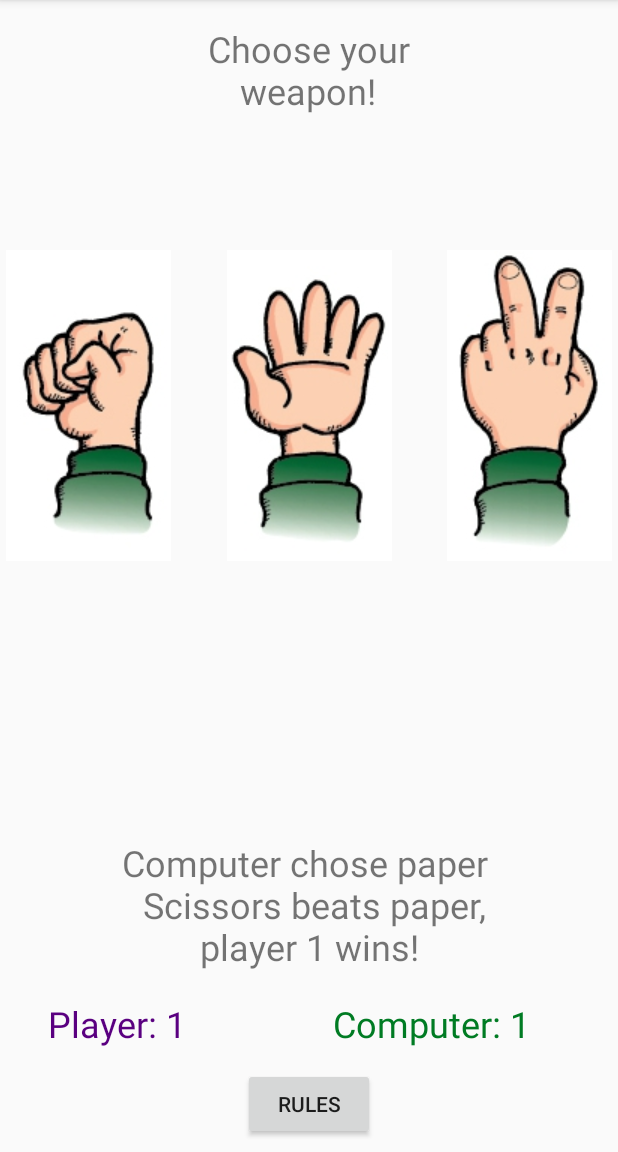
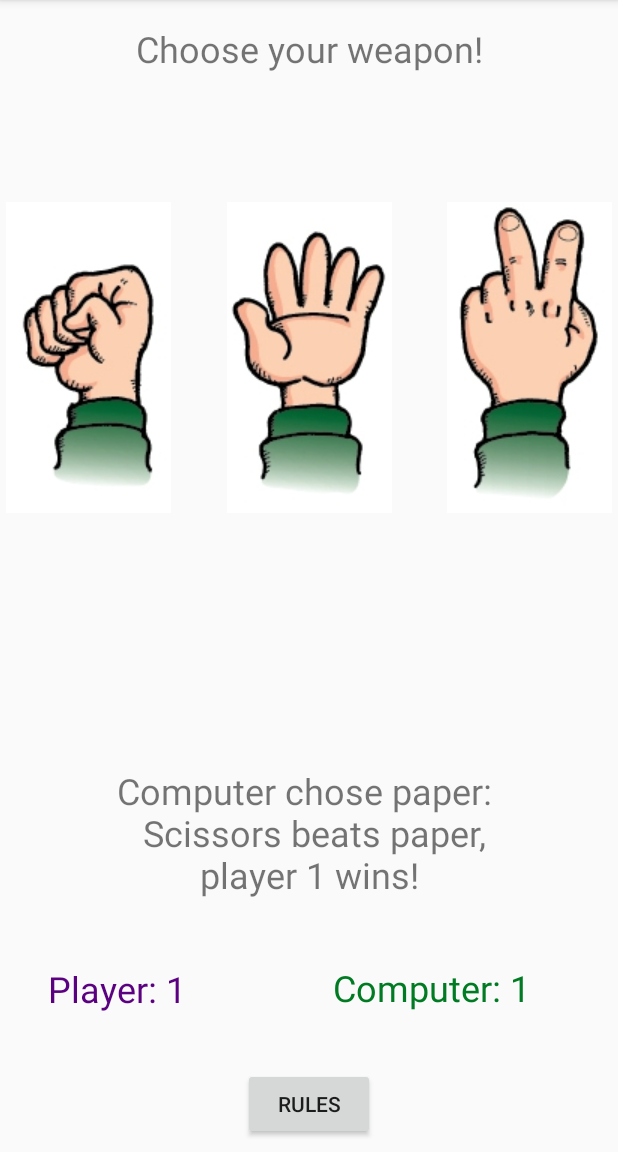
Before and after one commit to markywildtype/rock_paper_scissors_lab_w8d3, an Android app: the screen it shows after launch (RockPaperScissorsActivity), after a tap on an icon or button, on a phone screen of 412 x 824 dp, the part 84-1236 px from its top. Run offline under Robolectric (Android 15) with nearby library versions, the phone set to English and light mode, and no system bars; 3 other taps on this screen came first.

Commit message:
refactored Activity code

```diff
--- a/app/src/main/AndroidManifest.xml
+++ b/app/src/main/AndroidManifest.xml
@@ -17,8 +17,9 @@
             </intent-filter>
         </activity>
         <activity
-            android:name=".RulesActivity"
-            android:parentActivityName=".RockPaperScissorsActivity">
+            android:name=".RulesActivity">
+            <!--android:parentActivityName=".RockPaperScissorsActivity"-->
+
         </activity>
     </application>
 
--- a/app/src/main/java/example/codeclan/com/rockpaperscissors/RockPaperScissors.java
+++ b/app/src/main/java/example/codeclan/com/rockpaperscissors/RockPaperScissors.java
@@ -28,12 +28,12 @@ public class RockPaperScissors {
             return "Computer chose scissors: \n Scissors beats paper, computer wins!";
         } else if(playerHand == "paper" && computerHand == "rock"){
             this.isWon = 1;
-            return "Computer chose rock \n Paper beats rock, player 1 wins!";
+            return "Computer chose rock: \n Paper beats rock, player 1 wins!";
         } else if(playerHand == "scissors" && computerHand == "rock"){
-            return "Computer chose rock \n Rock beats scissors, computer wins!";
+            return "Computer chose rock: \n Rock beats scissors, computer wins!";
         } else if(playerHand == "scissors" && computerHand == "paper"){
             this.isWon = 1;
-            return "Computer chose paper \n Scissors beats paper, player 1 wins!";
+            return "Computer chose paper: \n Scissors beats paper, player 1 wins!";
         } else
             this.isWon = 2;
             return"It's a draw!";
--- a/app/src/main/java/example/codeclan/com/rockpaperscissors/RockPaperScissorsActivity.java
+++ b/app/src/main/java/example/codeclan/com/rockpaperscissors/RockPaperScissorsActivity.java
@@ -23,8 +23,22 @@ public class RockPaperScissorsActivity extends AppCompatActivity {
         playerScore = 0;
     }
 
-    public void onRockButtonClick(View button){
+    public void onRockButtonClick(View button) {
         game = new RockPaperScissors("rock");
+        playGame();
+    }
+
+    public void onPaperButtonClick(View button) {
+        game = new RockPaperScissors("paper");
+        playGame();
+    }
+
+    public void onScissorsButtonClick(View button) {
+        game = new RockPaperScissors("scissors");
+        playGame();
+    }
+
+    public void playGame(){
         String result = game.play();
         game_result = findViewById(R.id.game_result);
         game_result.setText(result);
@@ -33,42 +47,13 @@ public class RockPaperScissorsActivity extends AppCompatActivity {
         } else if(game.gameIsWon() == 0) {
             computerScore += 1;
         }
-        displayScores();
-    }
-
-    public void onPaperButtonClick(View button) {
-        game = new RockPaperScissors("paper");
-        String result = game.play();
-        game_result = findViewById(R.id.game_result);
-        game_result.setText(result);
-        if(game.gameIsWon() == 1){
-            playerScore += 1;
-        } else if(game.gameIsWon() == 0) {
-            computerScore += 1;
-        }
-        displayScores();
-    }
-
-    public void onScissorsButtonClick(View button) {
-        game = new RockPaperScissors("scissors");
-        String result = game.play();
-        game_result = findViewById(R.id.game_result);
-        game_result.setText(result);
-        if(game.gameIsWon() == 1){
-            playerScore += 1;
-        } else if(game.gameIsWon() == 0) {
-            computerScore += 1;
-        }
-        displayScores();
-    }
-
-    public void displayScores(){
         computerScoreBox = findViewById(R.id.computer_score);
         computerScoreBox.setText("Computer: " + String.valueOf(computerScore));
         playersScoreBox = findViewById(R.id.player_score);
         playersScoreBox.setText("Player: " + String.valueOf(playerScore));
     }
 
+
     public void onRulesButtonClick(View button) {
         Intent intent = new Intent(this, RulesActivity.class);
         startActivity(intent);
--- a/app/src/main/res/layout/activity_rock_paper_scissors.xml
+++ b/app/src/main/res/layout/activity_rock_paper_scissors.xml
@@ -9,8 +9,8 @@
 
     <TextView
         android:id="@+id/welcome"
-        android:layout_width="188dp"
-        android:layout_height="68dp"
+        android:layout_width="300dp"
+        android:layout_height="44dp"
         android:layout_marginBottom="8dp"
         android:layout_marginEnd="8dp"
         android:layout_marginStart="8dp"
@@ -29,7 +29,7 @@
         android:id="@+id/game_result"
         android:layout_width="300dp"
         android:layout_height="97dp"
-        android:layout_marginBottom="112dp"
+        android:layout_marginBottom="160dp"
         android:layout_marginEnd="8dp"
         android:layout_marginStart="8dp"
         android:textAlignment="center"
@@ -94,7 +94,7 @@
         app:layout_constraintBottom_toBottomOf="parent"
         app:layout_constraintStart_toStartOf="parent"
         app:layout_constraintTop_toTopOf="parent"
-        app:layout_constraintVertical_bias="0.291"
+        app:layout_constraintVertical_bias="0.232"
         app:srcCompat="@drawable/rock" />
 
     <ImageButton
@@ -110,7 +110,7 @@
         app:layout_constraintEnd_toStartOf="@+id/scissors_image_button"
         app:layout_constraintStart_toEndOf="@+id/rock_image_button"
         app:layout_constraintTop_toTopOf="parent"
-        app:layout_constraintVertical_bias="0.291"
+        app:layout_constraintVertical_bias="0.232"
         app:srcCompat="@drawable/paper" />
 
     <ImageButton
@@ -124,7 +124,7 @@
         app:layout_constraintBottom_toBottomOf="parent"
         app:layout_constraintEnd_toEndOf="parent"
         app:layout_constraintTop_toTopOf="parent"
-        app:layout_constraintVertical_bias="0.291"
+        app:layout_constraintVertical_bias="0.232"
         app:srcCompat="@drawable/scissors" />
 
 </android.support.constraint.ConstraintLayout>
```
